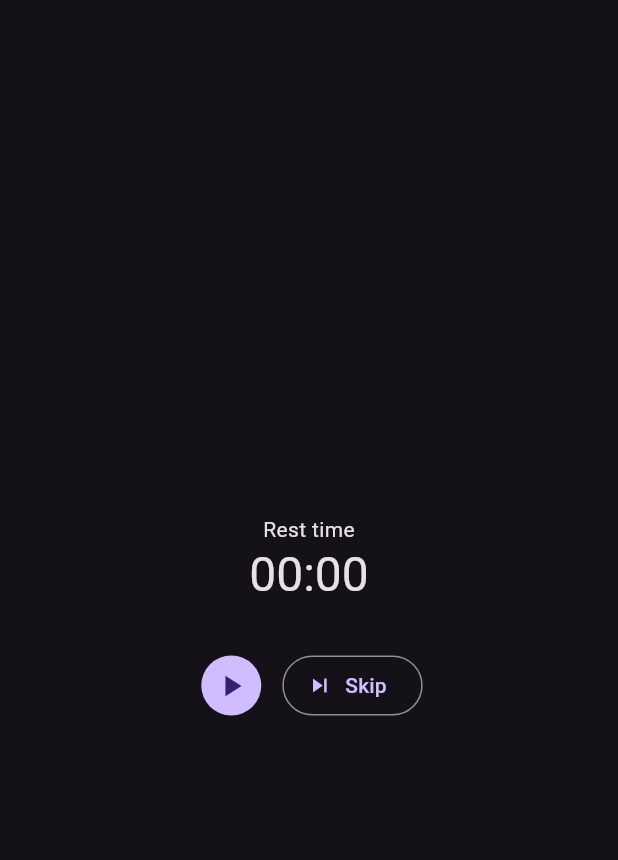
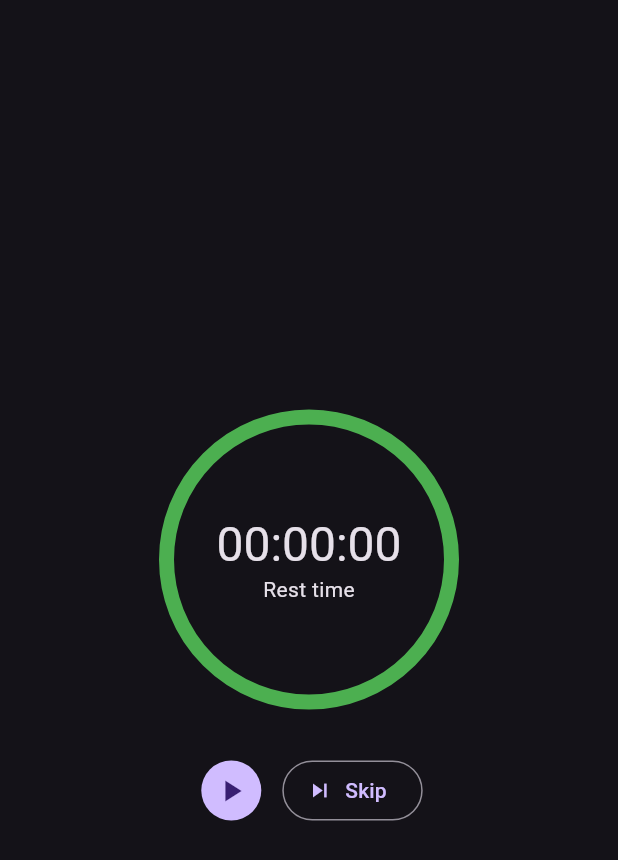
Before and after one commit to williamd1k0/flow, a Flutter app: the screen it shows after launch, after a tap on the "play arrow" icon, after a tap on "Rest", on a phone screen of 412 x 824 dp. Shown: the top 860 px of the screen. Run offline on Flutter 3.47's test engine with Material 3 defaults, Android fonts, the phone set to English and light mode, and no system bars; drawn by our look-alikes of percent_indicator; missing offline and left inert: dart:ffi.

Commit message:
Add timer progress

```diff
--- a/lib/main.dart
+++ b/lib/main.dart
@@ -4,6 +4,7 @@
 
 import 'package:flutter/material.dart';
 import 'package:intl/intl.dart';
+import 'package:percent_indicator/percent_indicator.dart';
 
 void main() {
   runApp(const FlowApp());
@@ -12,28 +13,11 @@
 class FlowApp extends StatelessWidget {
   const FlowApp({super.key});
 
-  // This widget is the root of your application.
   @override
   Widget build(BuildContext context) {
     return MaterialApp(
       title: 'Flutter Demo',
       theme: ThemeData.dark(
-        // This is the theme of your application.
-        //
-        // TRY THIS: Try running your application with "flutter run". You'll see
-        // the application has a purple toolbar. Then, without quitting the app,
-        // try changing the seedColor in the colorScheme below to Colors.green
-        // and then invoke "hot reload" (save your changes or press the "hot
-        // reload" button in a Flutter-supported IDE, or press "r" if you used
-        // the command line to start the app).
-        //
-        // Notice that the counter didn't reset back to zero; the application
-        // state is not lost during the reload. To reset the state, use hot
-        // restart instead.
-        //
-        // This works for code too, not just values: Most code changes can be
-        // tested with just a hot reload.
-        //colorScheme: ColorScheme.fromSeed(seedColor: Colors.deepPurple),
         useMaterial3: true,
       ),
       home: const FlowTimerPage(),
@@ -65,6 +49,7 @@
 
   int _flow_time = 0;
   int _rest_time = 0;
+  int _rest_max = 0;
   double _rest_ratio = 0.25;
   TimerMode _timer_mode = TimerMode.FLOW;
   TimerState _timer_state = TimerState.STOP;
@@ -102,7 +87,7 @@
     int minutes = seconds ~/ 60;
     seconds %= 60;
     NumberFormat fmt = NumberFormat("00");
-    return "${hour >= 1 ? "${fmt.format(hour)}:" : ""}${fmt.format(minutes)}:${fmt.format(seconds)}";
+    return "${hour <= 1 ? "${fmt.format(hour)}:" : ""}${fmt.format(minutes)}:${hour <= 1 ? "${fmt.format(seconds)}" : ""}";
   }
 
   void _on_start_pressed() {
@@ -133,7 +118,8 @@
       switch (_timer_mode) {
         case TimerMode.FLOW:
           _timer_state = TimerState.STOP;
-          _rest_time = _flow_time * _rest_ratio ~/ 1;
+          _rest_max = _flow_time * _rest_ratio ~/ 1;
+          _rest_time = _rest_max;
           _timer_mode = TimerMode.REST;
           break;
         case TimerMode.REST:
@@ -155,13 +141,31 @@
         child: Column(
           mainAxisAlignment: MainAxisAlignment.center,
           children: [
-            Text(
-              _timer_mode == TimerMode.FLOW ? "Flow time" : "Rest time",
-            ),
-            Text(
-              format_time(
-                  _timer_mode == TimerMode.FLOW ? _flow_time : _rest_time),
-              style: Theme.of(context).textTheme.headlineLarge,
+            CircularPercentIndicator(
+              radius: 100.0,
+              lineWidth: 10.0,
+              percent:
+                  _timer_mode == TimerMode.FLOW ? 0.0 : _rest_time / _rest_max,
+              backgroundWidth: 5,
+              circularStrokeCap: CircularStrokeCap.round,
+              progressColor: _timer_mode == TimerMode.FLOW
+                  ? Colors.transparent
+                  : Colors.green,
+              backgroundColor: Colors.black.withAlpha((255 * 0.2) ~/ 1),
+              center: Column(
+                mainAxisAlignment: MainAxisAlignment.center,
+                children: [
+                  Text(
+                    format_time(_timer_mode == TimerMode.FLOW
+                        ? _flow_time
+                        : _rest_time),
+                    style: Theme.of(context).textTheme.headlineLarge,
+                  ),
+                  Text(
+                    _timer_mode == TimerMode.FLOW ? "Flow time" : "Rest time",
+                  ),
+                ],
+              ),
             ),
             SizedBox(height: 30),
             Row(
@@ -188,7 +192,7 @@
                         : _on_next_pressed,
                     icon: Icon(
                       _timer_mode == TimerMode.FLOW
-                          ? Icons.skip_next
+                          ? Icons.restore
                           : Icons.skip_next,
                     ),
                     label:
--- a/pubspec.yaml
+++ b/pubspec.yaml
@@ -36,6 +36,7 @@ dependencies:
   # Use with the CupertinoIcons class for iOS style icons.
   cupertino_icons: ^1.0.6
   intl: ^0.19.0
+  percent_indicator: ^4.2.3
 
 dev_dependencies:
   flutter_test:
```
Also changed, not shown: pubspec.lock.
